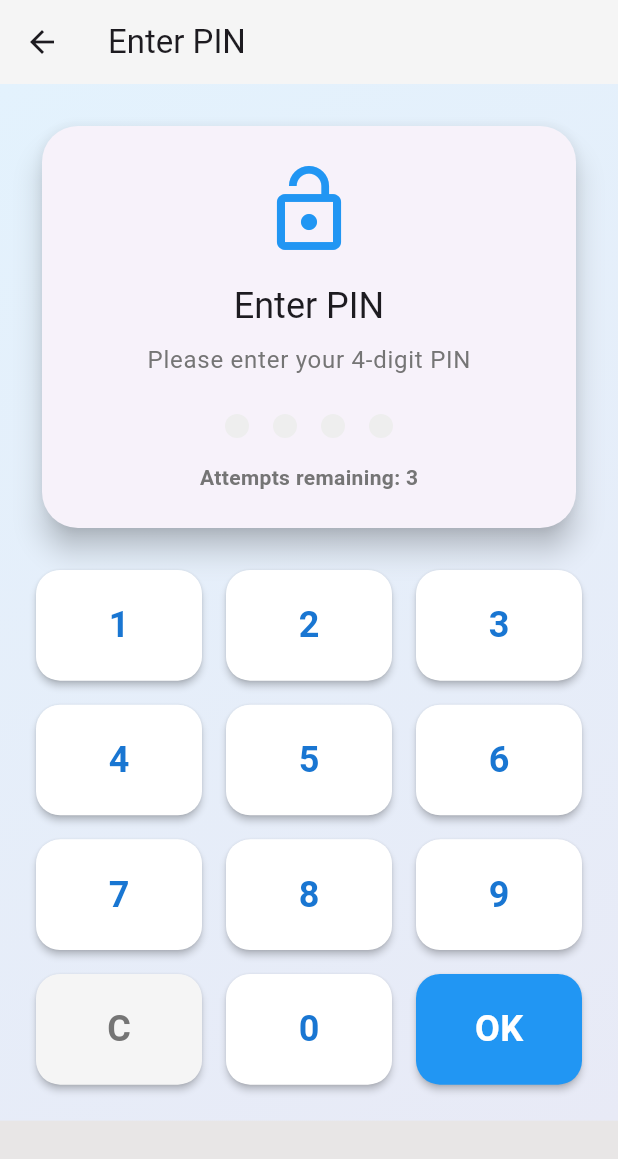
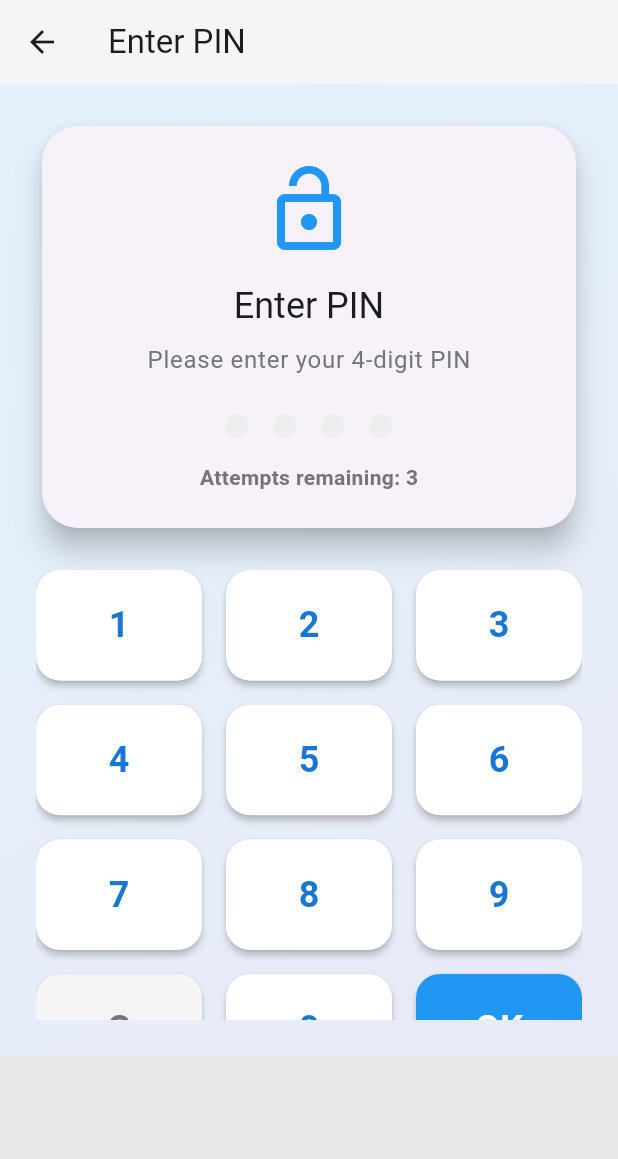
Before and after one commit to Kashyroyalty/Flutter_mobile_app, a Flutter app: the PinInputPage screen opened directly, on a phone screen of 412 x 824 dp. Shown: the top 1159 px of the screen. Run offline on Flutter 3.47's test engine with Material 3 defaults, Android fonts, the phone set to English and light mode, and no system bars; our stand-ins replace image_picker, local_auth, shared_preferences; missing offline and left inert: dart:ffi; accounts and stored records are empty.

Commit message:
merged work with UI

```diff
--- a/lib/Pages/InputPinPage.dart
+++ b/lib/Pages/InputPinPage.dart
@@ -209,8 +209,10 @@ class _PinInputPageState extends State<PinInputPage> {
                     ),
                   ),
                   const SizedBox(height: 24),
-                  GridView.count(
-                    shrinkWrap: true,
+                  SizedBox(
+                    height: 300,
+                    child: GridView.count(
+                      physics: NeverScrollableScrollPhysics(),  // Prevents nested scrolling issues
                       crossAxisCount: 3,
                       mainAxisSpacing: 16,
                       crossAxisSpacing: 16,
@@ -224,6 +226,7 @@ class _PinInputPageState extends State<PinInputPage> {
                         _buildKeypadButton('0'),
                         _buildKeypadButton('OK', isSpecial: true, isVerify: true),
                     ],
+                  ),
               ),
                 ],
               ),
--- a/lib/Pages/LoginPage.dart
+++ b/lib/Pages/LoginPage.dart
@@ -244,7 +244,7 @@ class _LoginPageState extends State<LoginPage> {
 
     Navigator.pushReplacement(
       context,
-      MaterialPageRoute(builder: (context) => MainScreen()),
+      MaterialPageRoute(builder: (context) => PasswordCreationScreen()),
     );
   }
 
```
Also changed, not shown: pubspec.lock. Lines whose indentation alone changed are shown as unchanged.
